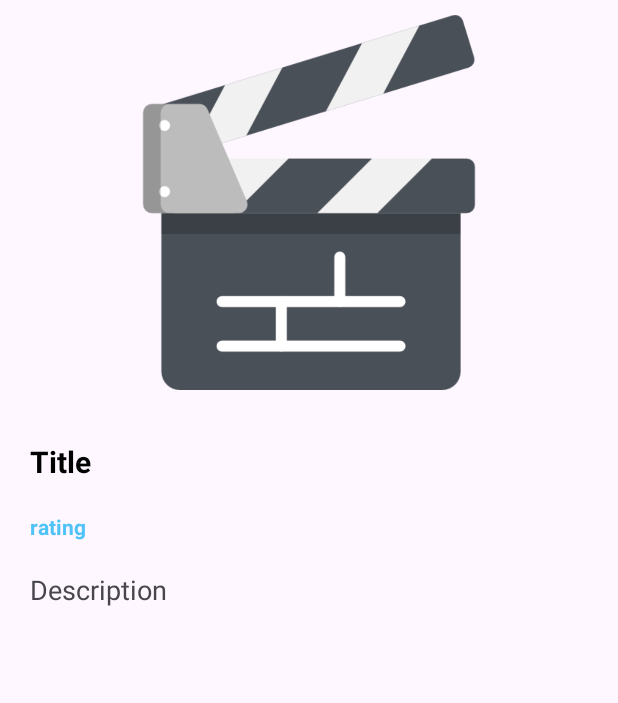
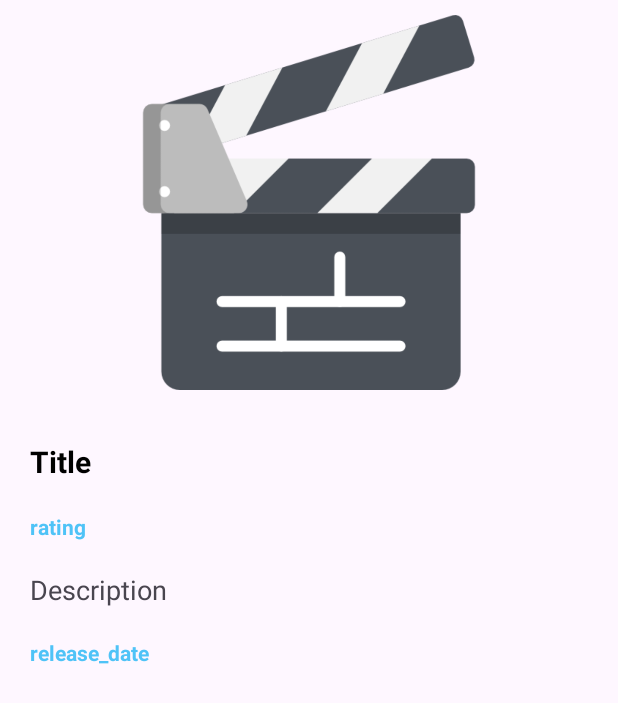
Before and after one commit to OsaidB/Moviefy_2nd-asgmt, an Android app: the layout activity_movie_details.xml on its own in the app's theme, with its tools: preview values and no code run, on a phone screen of 412 x 824 dp. Shown: the top 703 px of the screen. Run offline under Robolectric (Android 15) with nearby library versions, the phone set to English and light mode, and no system bars; network calls fail.

```diff
--- a/app/src/main/AndroidManifest.xml
+++ b/app/src/main/AndroidManifest.xml
@@ -23,7 +23,7 @@
             android:name=".RegisterActivity"
             android:exported="false" />
         <activity
-            android:name=".MainActivity"
+            android:name=".LoginActivity"
             android:exported="true">
             <intent-filter>
                 <action android:name="android.intent.action.MAIN" />
--- a/app/src/main/java/ps/example/Moviefy2ndasgmt/MovieAdapter.java
+++ b/app/src/main/java/ps/example/Moviefy2ndasgmt/MovieAdapter.java
@@ -52,6 +52,7 @@ public class MovieAdapter extends RecyclerView.Adapter<MovieAdapter.MovieHolder>
                 intent.putExtra("title", movie.getTitle());
                 intent.putExtra("description", movie.getDescription());
                 intent.putExtra("rating", movie.getRating().toString());
+                intent.putExtra("release", movie.getRelease());
 
                 context.startActivity(intent);
             }
--- a/app/src/main/res/layout/activity_main.xml
+++ b/app/src/main/res/layout/activity_login.xml
@@ -6,7 +6,7 @@
     android:layout_height="match_parent"
     android:background="#EEEDE7"
     android:orientation="vertical"
-    tools:context=".MainActivity">
+    tools:context=".LoginActivity">
 
 
     <TextView
--- a/app/src/main/res/layout/activity_movie_details.xml
+++ b/app/src/main/res/layout/activity_movie_details.xml
@@ -56,6 +56,17 @@
             android:text="@string/description"
             android:textSize="18sp" />
 
+        <TextView
+            android:id="@+id/dRelease"
+            android:layout_width="match_parent"
+            android:layout_height="wrap_content"
+            android:layout_marginHorizontal="20dp"
+            android:layout_marginBottom="20dp"
+            android:text="@string/release_date"
+            android:textColor="#4FC3F7"
+            android:textSize="14sp"
+            android:textStyle="bold" />
+
 
     </LinearLayout>
 
--- a/app/src/main/res/values/strings.xml
+++ b/app/src/main/res/values/strings.xml
@@ -15,4 +15,5 @@
     <string name="title">Title</string>
     <string name="rating">rating</string>
     <string name="description">Description</string>
+    <string name="release_date">release_date</string>
 </resources>
```
Also changed, not shown: app/src/main/java/ps/example/Moviefy2ndasgmt/HomeActivity.java (+18 -11 lines), app/src/main/java/ps/example/Moviefy2ndasgmt/LoginActivity.java (renamed from app/src/main/java/ps/example/Moviefy2ndasgmt/MainActivity.java, +3 -7 lines), app/src/main/java/ps/example/Moviefy2ndasgmt/Movie.java (+12 -1 lines), app/src/main/java/ps/example/Moviefy2ndasgmt/MovieDetailsActivity.java (+7 -3 lines), app/src/main/java/ps/example/Moviefy2ndasgmt/RegisterActivity.java (+3 -4 lines), app/src/main/res/layout/activity_home.xml (+16 -0 lines).
